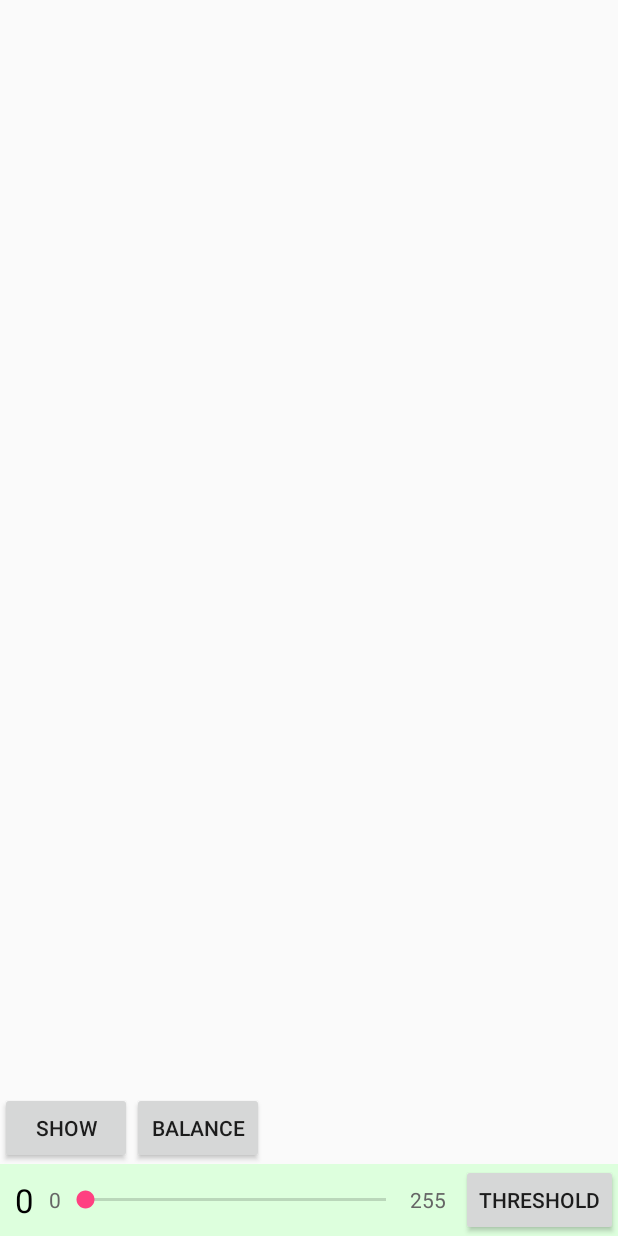
After one commit to peterlin424/OpenCvQrTracker, an Android app: the layout debug_view.xml on its own in the app's theme, with its tools: preview values and no code run, on a phone screen of 412 x 824 dp. The commit adds this screen. Run offline under Robolectric (Android 15) with nearby library versions, the phone set to English and light mode, and no system bars.

```diff
--- a/app/src/main/java/helloopencv/peter/com/opencvqrtracker/myNDK.java
+++ b/app/src/main/java/helloopencv/peter/com/opencvqrtracker/myNDK.java
@@ -22,7 +22,9 @@ public class myNDK {
     public native void jni_GrayDenoisingThresholdContour(long orgImage);
 
     // QrTracking
-    public native int jni_QrTracking(long orgImage, long[] qrImages);
+    public native int jni_QrTracking(long orgImage, long[] qrImages, int minThreshold, int maxThreshold, boolean isThreshold, boolean isBalanceWhite);
 
     public native void jni_QrDrawing(long orgImage, int count, String qrCode);
+
+    public native boolean jni_ImageMatching(long orgImage, long tmpImage);
 }
--- /dev/null
+++ b/app/src/main/res/layout/debug_view.xml
@@ -0,0 +1,80 @@
+<?xml version="1.0" encoding="utf-8"?>
+<RelativeLayout xmlns:android="http://schemas.android.com/apk/res/android"
+    android:orientation="vertical" android:layout_width="match_parent"
+    android:layout_height="match_parent">
+
+    <Button
+        android:layout_width="wrap_content"
+        android:layout_height="wrap_content"
+        android:text="show"
+        android:id="@+id/bt_show"
+        android:layout_alignParentStart="true"
+        android:layout_above="@+id/ll_panel"
+        android:layout_alignParentLeft="true" />
+
+    <Button
+        android:layout_width="wrap_content"
+        android:layout_height="wrap_content"
+        android:text="Balance"
+        android:id="@+id/bt_bw"
+        android:layout_above="@+id/ll_panel"
+        android:layout_toRightOf="@+id/bt_show"
+        android:layout_toEndOf="@+id/bt_show" />
+
+    <LinearLayout
+        android:orientation="vertical"
+        android:layout_width="match_parent"
+        android:layout_height="wrap_content"
+        android:layout_alignParentBottom="true"
+        android:id="@+id/ll_panel"
+        android:background="#ddffdd">
+
+        <LinearLayout
+            android:orientation="horizontal"
+            android:layout_width="match_parent"
+            android:layout_height="match_parent">
+
+            <TextView
+                android:layout_width="wrap_content"
+                android:layout_height="match_parent"
+                android:textAppearance="?android:attr/textAppearanceLarge"
+                android:text="0"
+                android:id="@+id/tv_th"
+                android:gravity="center"
+                android:layout_marginRight="10dp"
+                android:layout_marginLeft="10dp"
+                android:textColor="#000000" />
+
+            <TextView
+                android:layout_width="wrap_content"
+                android:layout_height="match_parent"
+                android:textAppearance="?android:attr/textAppearanceSmall"
+                android:text="0"
+                android:gravity="center"
+                android:textColor="#666666" />
+
+            <SeekBar
+                android:layout_width="wrap_content"
+                android:layout_height="match_parent"
+                android:id="@+id/sb_th"
+                android:layout_weight="1"
+                android:max="255" />
+
+            <TextView
+                android:layout_width="wrap_content"
+                android:layout_height="match_parent"
+                android:textAppearance="?android:attr/textAppearanceSmall"
+                android:text="255"
+                android:gravity="center"
+                android:layout_marginRight="10dp"
+                android:textColor="#666666" />
+
+            <Button
+                android:layout_width="wrap_content"
+                android:layout_height="wrap_content"
+                android:text="Threshold"
+                android:id="@+id/bt_th" />
+        </LinearLayout>
+    </LinearLayout>
+
+</RelativeLayout>
```
Also changed, not shown: app/src/main/java/helloopencv/peter/com/opencvqrtracker/DbHelper.java (added, +38 -0 lines), app/src/main/java/helloopencv/peter/com/opencvqrtracker/DebugView.java (added, +155 -0 lines), app/src/main/java/helloopencv/peter/com/opencvqrtracker/QrTracker.java (+102 -22 lines), app/src/main/java/helloopencv/peter/com/opencvqrtracker/ThresholdDBA.java (added, +67 -0 lines), app/src/main/res/layout/activity_qr_tracker.xml (+12 -2 lines), 6 other files.
